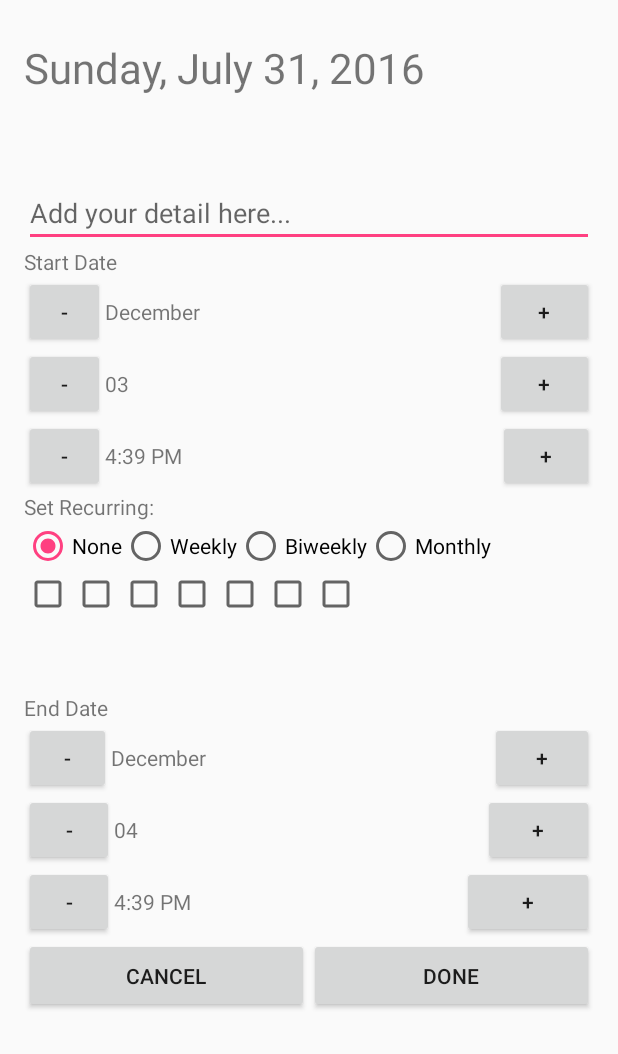
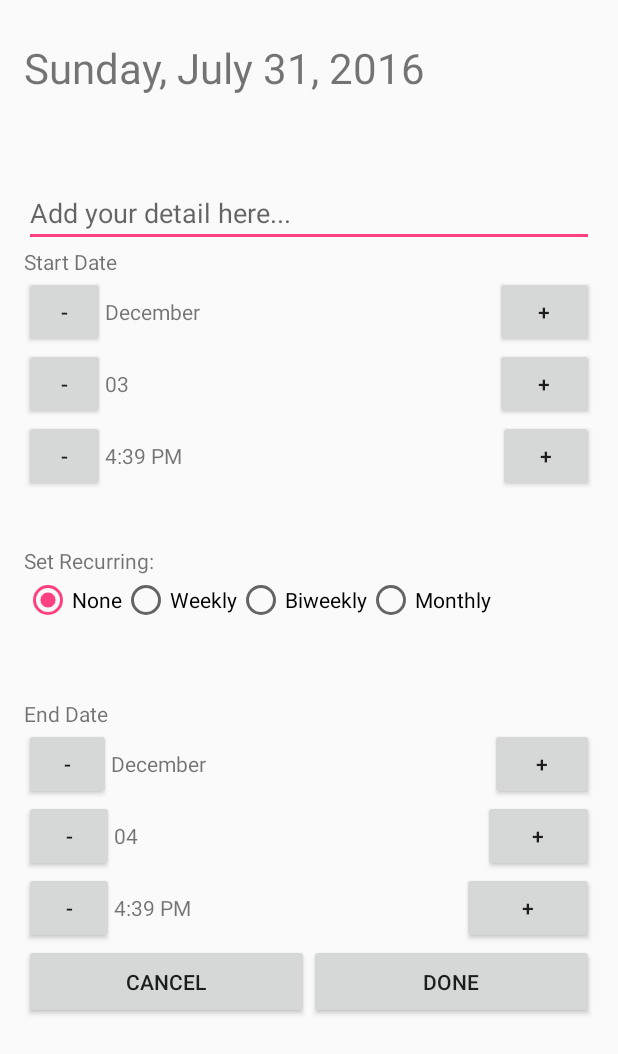
Before and after one commit to jmuoghalu/EECS448_AndroidCalendar, an Android app: the AddDetails screen opened directly, with no data from a screen before it, on a phone screen of 412 x 824 dp. Shown: the top 1054 px of the screen. Run offline under Robolectric (Android 15) with nearby library versions, the phone set to English and light mode, and no system bars.

Commit message:
Made checkboxes visible only on weekly/biweekly recursion

```diff
--- a/app/src/main/java/eecs448_first_team/calender_app/AddDetails.java
+++ b/app/src/main/java/eecs448_first_team/calender_app/AddDetails.java
@@ -12,6 +12,7 @@ import android.content.Intent;
 import android.os.Bundle;
 import android.support.v7.app.AppCompatActivity;
 import android.view.View;
+import android.widget.CheckBox;
 import android.widget.EditText;
 import android.widget.TextView;
 
@@ -31,6 +32,14 @@ public class AddDetails extends AppCompatActivity implements View.OnClickListene
     private TextView startDateDayText;
     private TextView endDateDayText;
     private EditText details; //the details text to be replaced
+
+    private CheckBox sunBox;
+    private CheckBox monBox;
+    private CheckBox tuesBox;
+    private CheckBox wedBox;
+    private CheckBox thursBox;
+    private CheckBox friBox;
+    private CheckBox satBox;
 
     private CalendarEventDb database;
 
@@ -60,6 +69,22 @@ public class AddDetails extends AppCompatActivity implements View.OnClickListene
         findViewById(R.id.endDateHourPlus).setOnClickListener(this);
         findViewById(R.id.endDateHourMinus).setOnClickListener(this);
 
+        findViewById(R.id.none).setOnClickListener(this);
+        findViewById(R.id.weekly).setOnClickListener(this);
+        findViewById(R.id.biweekly).setOnClickListener(this);
+        findViewById(R.id.monthly).setOnClickListener(this);
+
+        findViewById(R.id.check1).setOnClickListener(this);
+        findViewById(R.id.check2).setOnClickListener(this);
+        findViewById(R.id.check3).setOnClickListener(this);
+        findViewById(R.id.check4).setOnClickListener(this);
+        findViewById(R.id.check5).setOnClickListener(this);
+        findViewById(R.id.check6).setOnClickListener(this);
+        findViewById(R.id.check7).setOnClickListener(this);
+
+
+
+
         details = (EditText) findViewById(R.id.edit);
 
         startDateHourText = (TextView) findViewById(R.id.startDateHourText);
@@ -68,6 +93,15 @@ public class AddDetails extends AppCompatActivity implements View.OnClickListene
         endDateMonthText = (TextView) findViewById(R.id.endDateMonthText);
         startDateDayText = (TextView) findViewById(R.id.startDateDayText);
         endDateDayText = (TextView) findViewById(R.id.endDateDayText);
+
+        sunBox = (CheckBox) findViewById(R.id.check1);
+        monBox = (CheckBox) findViewById(R.id.check2);
+        tuesBox = (CheckBox) findViewById(R.id.check3);
+        wedBox = (CheckBox) findViewById(R.id.check4);
+        thursBox = (CheckBox) findViewById(R.id.check5);
+        friBox = (CheckBox) findViewById(R.id.check6);
+        satBox = (CheckBox) findViewById(R.id.check7);
+
 
         Intent getToDetails = getIntent();
         id = getToDetails.getLongExtra("id", 0);
@@ -185,6 +219,46 @@ public class AddDetails extends AppCompatActivity implements View.OnClickListene
                 endTime.add(Calendar.HOUR, -1);
                 break;
 
+
+            case (R.id.none):
+                sunBox.setVisibility(view.INVISIBLE);
+                monBox.setVisibility(view.INVISIBLE);
+                tuesBox.setVisibility(view.INVISIBLE);
+                wedBox.setVisibility(view.INVISIBLE);
+                thursBox.setVisibility(view.INVISIBLE);
+                friBox.setVisibility(view.INVISIBLE);
+                satBox.setVisibility(view.INVISIBLE);
+                break;
+            case (R.id.weekly):
+                sunBox.setVisibility(view.VISIBLE);
+                monBox.setVisibility(view.VISIBLE);
+                tuesBox.setVisibility(view.VISIBLE);
+                wedBox.setVisibility(view.VISIBLE);
+                thursBox.setVisibility(view.VISIBLE);
+                friBox.setVisibility(view.VISIBLE);
+                satBox.setVisibility(view.VISIBLE);
+                break;
+            case (R.id.biweekly):
+                sunBox.setVisibility(view.VISIBLE);
+                monBox.setVisibility(view.VISIBLE);
+                tuesBox.setVisibility(view.VISIBLE);
+                wedBox.setVisibility(view.VISIBLE);
+                thursBox.setVisibility(view.VISIBLE);
+                friBox.setVisibility(view.VISIBLE);
+                satBox.setVisibility(view.VISIBLE);
+                break;
+            case (R.id.monthly):
+                sunBox.setVisibility(view.INVISIBLE);
+                monBox.setVisibility(view.INVISIBLE);
+                tuesBox.setVisibility(view.INVISIBLE);
+                wedBox.setVisibility(view.INVISIBLE);
+                thursBox.setVisibility(view.INVISIBLE);
+                friBox.setVisibility(view.INVISIBLE);
+                satBox.setVisibility(view.INVISIBLE);
+                break;
+
+
+
             case (R.id.doneButton):
                 if (event != null && event.getID() != null) {
                     database.updateEvent(event);
--- a/app/src/main/res/layout/activity_add_details.xml
+++ b/app/src/main/res/layout/activity_add_details.xml
@@ -136,11 +136,20 @@
                         android:id="@+id/startDateHourPlus" />
                 </LinearLayout>
 
+
+
+
+                <TextView
+                    android:layout_width="match_parent"
+                    android:layout_height="36dp"
+                    android:id="@+id/gap2"/>
+
+
                 <TextView
                     android:layout_width="match_parent"
                     android:layout_height="20dp"
                     android:text="Set Recurring:"
-                    android:id="@+id/gap2"/>
+                    android:id="@+id/gap3"/>
 
 
                 <LinearLayout
@@ -148,7 +157,7 @@
                     android:layout_height="match_parent">
 
                     <RadioGroup
-                        android:layout_width="match_parent"
+                        android:layout_width="wrap_content"
                         android:layout_height="match_parent"
                         android:orientation="horizontal">
 
@@ -179,12 +188,16 @@
                             android:text="Monthly"
                             android:id="@+id/monthly"
                         />
+
+
                     </RadioGroup>
 
                 </LinearLayout>
 
 
-                <!--android:visibility="gone"-->
+                <!--
+                        android:visibility="gone"
+                -->
                 <!--Add the above line to all of the check boxes-->
 
                 <LinearLayout
@@ -194,44 +207,57 @@
                     <CheckBox
                         android:layout_width="wrap_content"
                         android:layout_height="wrap_content"
-                        android:text=""
-                        android:id="@+id/Check1"/>
+                        android:visibility="gone"
+                        android:text="Sun"
+                        android:id="@+id/check1"/>
 
                     <CheckBox
                         android:layout_width="wrap_content"
                         android:layout_height="wrap_content"
-                        android:text=""
-                        android:id="@+id/Check2"/>
+                        android:visibility="gone"
+                        android:text="Mon"
+                        android:id="@+id/check2"/>
 
                     <CheckBox
                         android:layout_width="wrap_content"
                         android:layout_height="wrap_content"
-                        android:text=""
-                        android:id="@+id/Check3"/>
+                        android:visibility="gone"
+                        android:text="Tues"
+                        android:id="@+id/check3"/>
 
                     <CheckBox
                         android:layout_width="wrap_content"
                         android:layout_height="wrap_content"
-                        android:text=""
-                        android:id="@+id/Check4"/>
+                        android:visibility="gone"
+                        android:text="Wed"
+                        android:id="@+id/check4"/>
+
+                    </LinearLayout>
+
+                <LinearLayout
+                    android:layout_width="match_parent"
+                    android:layout_height="match_parent">
 
                     <CheckBox
                         android:layout_width="wrap_content"
                         android:layout_height="wrap_content"
-                        android:text=""
-                        android:id="@+id/Check5"/>
+                        android:visibility="gone"
+                        android:text="Thurs"
+                        android:id="@+id/check5"/>
 
                     <CheckBox
                         android:layout_width="wrap_content"
                         android:layout_height="wrap_content"
-                        android:text=""
-                        android:id="@+id/Check6"/>
+                        android:visibility="gone"
+                        android:text="Fri"
+                        android:id="@+id/check6"/>
 
                     <CheckBox
                         android:layout_width="wrap_content"
                         android:layout_height="wrap_content"
-                        android:text=""
-                        android:id="@+id/Check7"/>
+                        android:visibility="gone"
+                        android:text="Sat"
+                        android:id="@+id/check7"/>
 
 
                 </LinearLayout>
@@ -275,6 +301,10 @@
                         android:layout_height="wrap_content"
                         android:id="@+id/endDateMonthPlus" />
                 </LinearLayout>
+
+
+
+
 
                 <LinearLayout
                     android:orientation="horizontal"
```
